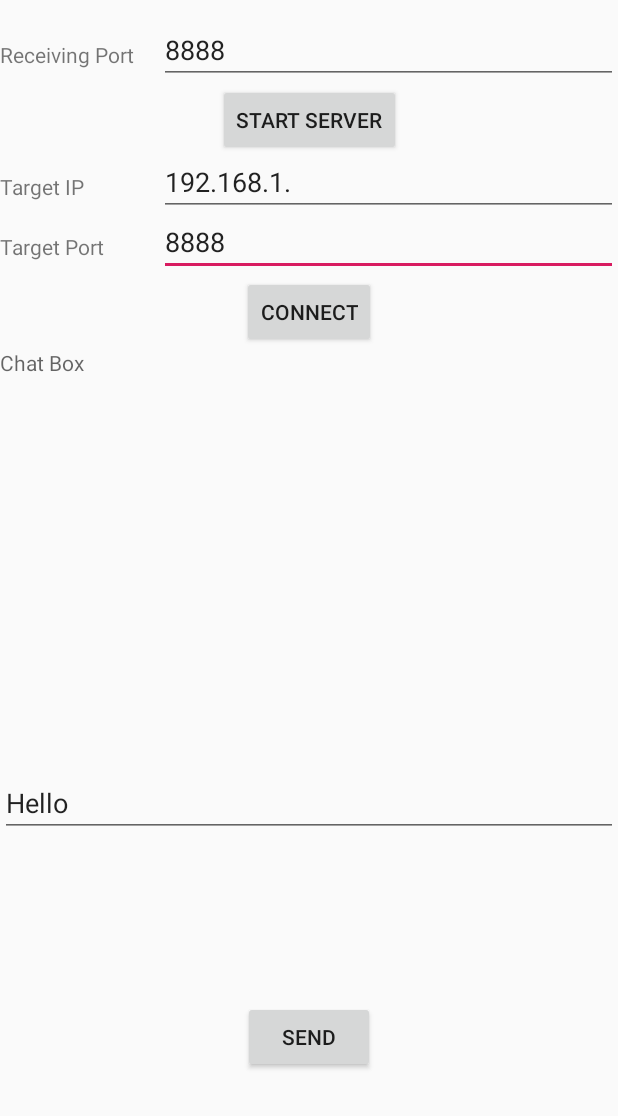
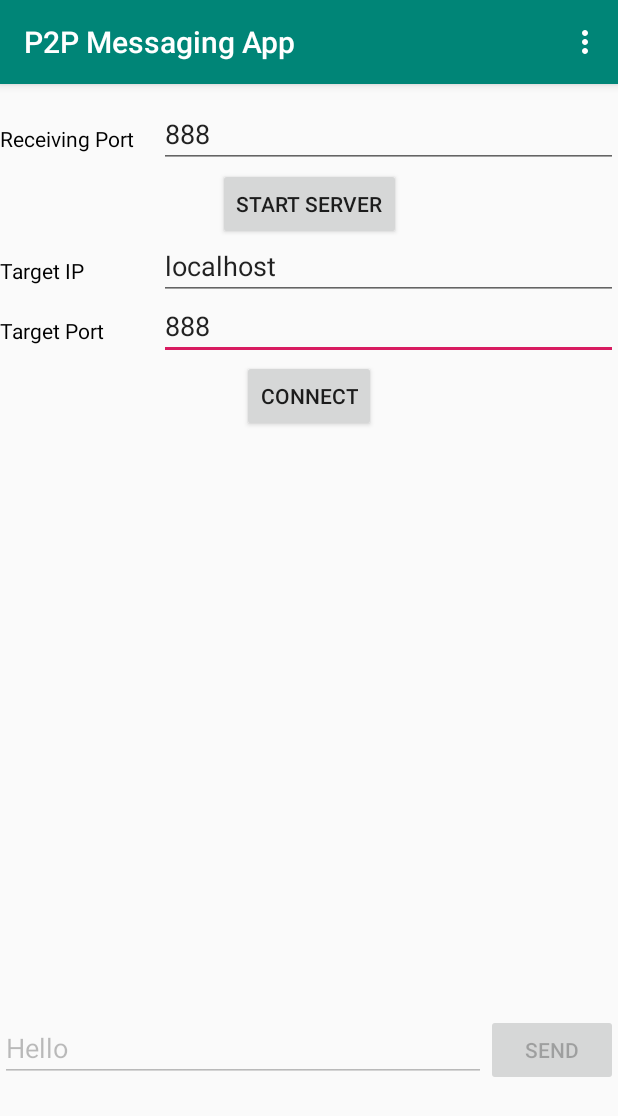
Before and after one commit to Partha-Sarker/Peer-2-Peer-messaging-app, an Android app: the screen it shows after launch (MainActivity), after a tap on "START SERVER", on a phone screen of 412 x 824 dp. Shown: the top 1116 px of the screen. Run offline under Robolectric (Android 15) with nearby library versions, the phone set to English and light mode, and no system bars.

Commit message:
Vugijugi added

```diff
--- a/app/build.gradle
+++ b/app/build.gradle
@@ -16,6 +16,10 @@ android {
             proguardFiles getDefaultProguardFile('proguard-android-optimize.txt'), 'proguard-rules.pro'
         }
     }
+    compileOptions {
+        sourceCompatibility = 1.8
+        targetCompatibility = 1.8
+    }
 }
 
 dependencies {
--- a/app/src/main/AndroidManifest.xml
+++ b/app/src/main/AndroidManifest.xml
@@ -14,9 +14,10 @@
         android:roundIcon="@mipmap/ic_launcher_round"
         android:supportsRtl="true"
         android:theme="@style/AppTheme">
-        <activity android:name=".MainActivity">
+        <activity android:name=".MainActivity"
+            android:windowSoftInputMode="adjustPan" >
             <intent-filter>
-                <action android:name="android.intent.action.MAIN" />
+                <action android:name="android.intent.action.MAIN"/>
 
                 <category android:name="android.intent.category.LAUNCHER" />
             </intent-filter>
--- a/app/src/main/java/com/example/p2pmessagingapp/MainActivity.java
+++ b/app/src/main/java/com/example/p2pmessagingapp/MainActivity.java
@@ -2,13 +2,21 @@ package com.example.p2pmessagingapp;
 
 import androidx.appcompat.app.AppCompatActivity;
 
+import android.graphics.Color;
 import android.os.Bundle;
 import android.os.Handler;
-import android.os.Message;
+import android.os.Looper;
 import android.util.Log;
+import android.view.Menu;
+import android.view.MenuInflater;
+import android.view.MenuItem;
 import android.view.View;
+import android.widget.Button;
 import android.widget.EditText;
+import android.widget.LinearLayout;
+import android.widget.ScrollView;
 import android.widget.TextView;
+import android.widget.Toast;
 
 import java.io.IOException;
 import java.io.InputStream;
@@ -16,31 +24,31 @@ import java.io.OutputStream;
 import java.net.ServerSocket;
 import java.net.Socket;
 
+
 public class MainActivity extends AppCompatActivity{
 
     EditText receivePortEditText, targetPortEditText, messageEditText, targetIPEditText;
-    TextView chatText;
+    ScrollView conversations;
+    LinearLayout conversationLayout;
+
+    Button sendButton;
 
     ServerClass serverClass;
     ClientClass clientClass;
+
     SendReceive sendReceive;
 
     static final int MESSAGE_READ=1;
     static final String TAG = "ahtrap";
 
-    Handler handler=new Handler(new Handler.Callback() {
-        @Override
-        public boolean handleMessage(Message msg) {
-            switch (msg.what)
-            {
-                case MESSAGE_READ:
-                    byte[] readBuff= (byte[]) msg.obj;
-                    String tempMsg=new String(readBuff,0,msg.arg1);
-                    chatText.setText(tempMsg);
-                    break;
-            }
-            return true;
+
+    Handler handler = new Handler(msg -> {
+        if(msg.what == MESSAGE_READ){
+            byte[] readBuff= (byte[]) msg.obj;
+            String tempMsg=new String(readBuff,0,msg.arg1);
+            addMessage(Color.BLUE, tempMsg);
         }
+        return true;
     });
 
     @Override
@@ -51,7 +59,19 @@ public class MainActivity extends AppCompatActivity{
         targetPortEditText = findViewById(R.id.targetPortEditText);
         messageEditText = findViewById(R.id.messageEditText);
         targetIPEditText = findViewById(R.id.targetIPEditText);
-        chatText = findViewById(R.id.chatText);
+        sendButton = findViewById(R.id.sendButton);
+
+        conversations = findViewById(R.id.conversations);
+        conversationLayout = new LinearLayout(this);
+        conversationLayout.setOrientation(LinearLayout.VERTICAL);
+        conversations.addView(conversationLayout);
+    }
+
+    @Override
+    public boolean onCreateOptionsMenu(Menu menu) {
+        MenuInflater inflater = getMenuInflater();
+        inflater.inflate(R.menu.menu, menu);
+        return true;
     }
 
     public void onStartServerClicked(View v){
@@ -68,32 +88,19 @@ public class MainActivity extends AppCompatActivity{
 
     public void onSendClicked(View v){
         String msg=messageEditText.getText().toString();
-        sendReceive.write(msg.getBytes());
+        if(msg != null && !msg.equals("")) sendReceive.write(msg);
     }
 
-    public class ServerClass extends Thread{
-        Socket socket;
-        ServerSocket serverSocket;
-        int port;
+    public void onSendTextFileClicked(MenuItem item){
+        showToast(item.getTitle().toString());
+    }
 
-        public ServerClass(int port) {
-            this.port = port;
-        }
+    public void onSaveConversationClicked(MenuItem item){
+        showToast(item.getTitle().toString());
+    }
 
-        @Override
-        public void run() {
-            try {
-                serverSocket=new ServerSocket(port);
-                Log.d(TAG, "Waiting for client...");
-                socket=serverSocket.accept();
-                Log.d(TAG, "Connection established from server");
-                sendReceive=new SendReceive(socket);
-                sendReceive.start();
-            } catch (IOException e) {
-                e.printStackTrace();
-                Log.d(TAG, "ERROR/n"+e);
-            }
-        }
+    public void onChangeWallpaperClicked(MenuItem item){
+        showToast(item.getTitle().toString());
     }
 
     private class SendReceive extends Thread{
@@ -131,12 +138,56 @@ public class MainActivity extends AppCompatActivity{
             }
         }
 
-        public void write(byte[] bytes)
+        public void write(String msg)
         {
             try {
-                outputStream.write(bytes);
+                outputStream.write(msg.getBytes());
+                addMessage(Color.BLACK, msg);
+                messageEditText.setText("");
+            } catch (IOException e) {
+                Log.d(TAG, "Can't send message: "+e);
+            }
+        }
+//        public void write(final byte[] bytes) {
+//            new Thread(new Runnable(){
+//                @Override
+//                public void run() {
+//                    try {
+//                        outputStream.write(bytes);
+//                    } catch (IOException e) {
+//                        e.printStackTrace();
+//                    }
+//                }
+//            }).start();
+//
+//        }
+    }
+
+    public class ServerClass extends Thread{
+        Socket socket;
+        ServerSocket serverSocket;
+        int port;
+
+        public ServerClass(int port) {
+            this.port = port;
+        }
+
+        @Override
+        public void run() {
+            try {
+                serverSocket=new ServerSocket(port);
+                Looper.prepare();
+                showToast("Server Started. Waiting for client...");
+                Log.d(TAG, "Waiting for client...");
+                socket=serverSocket.accept();
+                Log.d(TAG, "Connection established from server");
+                sendReceive=new SendReceive(socket);
+                sendReceive.start();
             } catch (IOException e) {
                 e.printStackTrace();
+                Log.d(TAG, "ERROR: "+e);
+            } catch (Exception e){
+                Log.d(TAG, "ERROR: "+e);
             }
         }
     }
@@ -157,14 +208,46 @@ public class MainActivity extends AppCompatActivity{
             try {
 
                 socket=new Socket(hostAdd, port);
-                Log.d(TAG, "Client is connected to server");
                 sendReceive=new SendReceive(socket);
                 sendReceive.start();
+                showToast("Connected to other device. You can now exchange messages.");
+                Log.d(TAG, "Client is connected to server");
+                enableComponent();
             } catch (IOException e) {
                 e.printStackTrace();
-                Log.d(TAG, "Can't connect from client/n"+e);
+                Log.d(TAG, "Can't connect to server. Check the IP address and Port number and try again: "+e);
+            } catch (Exception e){
+                Log.d(TAG, "ERROR: "+e);
             }
         }
     }
 
+    private void addMessage(int color, String message) {
+        TextView textView = new TextView(this);
+        textView.setPadding(10,20,20,10);
+        textView.setTextColor(color);
+        textView.setTextSize(20);
+        textView.setText(message);
+        conversationLayout.addView(textView);
+        conversations.post(new Runnable() {
+            @Override
+            public void run() {
+                conversations.fullScroll(View.FOCUS_DOWN);
+            }
+        });
+    }
+
+    public void showToast(String message){
+        runOnUiThread( () -> {
+                Toast.makeText(this, message, Toast.LENGTH_SHORT).show();
+        });
+    }
+
+    public void enableComponent(){
+        runOnUiThread( () -> {
+            messageEditText.setEnabled(true);
+            sendButton.setEnabled(true);
+        });
+    }
+
 }
--- a/app/src/main/res/layout/activity_main.xml
+++ b/app/src/main/res/layout/activity_main.xml
@@ -13,7 +13,7 @@
         android:ems="10"
         android:hint="Target Port"
         android:inputType="number"
-        android:text="8888"
+        android:text="888"
         app:layout_constraintBottom_toBottomOf="parent"
         app:layout_constraintEnd_toEndOf="parent"
         app:layout_constraintHorizontal_bias="0.0"
@@ -30,7 +30,7 @@
         android:ems="10"
         android:hint="Receive Port"
         android:inputType="number"
-        android:text="8888"
+        android:text="888"
         app:layout_constraintBottom_toBottomOf="parent"
         app:layout_constraintEnd_toEndOf="parent"
         app:layout_constraintHorizontal_bias="0.16"
@@ -45,7 +45,7 @@
         android:ems="10"
         android:hint="Target IP"
         android:inputType="textPersonName"
-        android:text="192.168.1."
+        android:text="localhost"
         app:layout_constraintBottom_toBottomOf="parent"
         app:layout_constraintEnd_toEndOf="parent"
         app:layout_constraintHorizontal_bias="0.0"
@@ -58,38 +58,44 @@
         android:layout_width="0dp"
         android:layout_height="wrap_content"
         android:ems="10"
+        android:enabled="false"
         android:hint="Message"
         android:inputType="textPersonName"
         android:text="Hello"
         app:layout_constraintBottom_toBottomOf="parent"
-        app:layout_constraintEnd_toEndOf="parent"
+        app:layout_constraintEnd_toStartOf="@+id/sendButton"
         app:layout_constraintHorizontal_bias="0.0"
         app:layout_constraintStart_toStartOf="parent"
-        app:layout_constraintTop_toBottomOf="@+id/chatText"
-        app:layout_constraintVertical_bias="0.060000002" />
+        app:layout_constraintTop_toBottomOf="@+id/conversations"
+        app:layout_constraintVertical_bias="0.68" />
 
     <Button
         android:id="@+id/sendButton"
         android:layout_width="wrap_content"
         android:layout_height="wrap_content"
+        android:enabled="false"
         android:onClick="onSendClicked"
         android:text="Send"
-        app:layout_constraintBottom_toBottomOf="parent"
+        app:layout_constraintBottom_toBottomOf="@+id/messageEditText"
         app:layout_constraintEnd_toEndOf="parent"
+        app:layout_constraintHorizontal_bias="1.0"
         app:layout_constraintStart_toStartOf="parent"
-        app:layout_constraintTop_toBottomOf="@+id/messageEditText" />
+        app:layout_constraintTop_toTopOf="@+id/messageEditText"
+        app:layout_constraintVertical_bias="0.0" />
 
-    <TextView
-        android:id="@+id/chatText"
+    <ScrollView
+        android:id="@+id/conversations"
         android:layout_width="0dp"
-        android:layout_height="264dp"
-        android:hint="Chat Box"
+        android:layout_height="170dp"
         app:layout_constraintBottom_toBottomOf="parent"
         app:layout_constraintEnd_toEndOf="parent"
         app:layout_constraintHorizontal_bias="1.0"
         app:layout_constraintStart_toStartOf="parent"
         app:layout_constraintTop_toBottomOf="@+id/connectButton"
-        app:layout_constraintVertical_bias="0.0" />
+        app:layout_constraintVertical_bias="0.0"
+
+
+        />
 
     <Button
         android:id="@+id/hostButton"
@@ -120,6 +126,7 @@
         android:layout_width="wrap_content"
         android:layout_height="wrap_content"
         android:text="Receiving Port"
+        android:textColor="#000000"
         app:layout_constraintBottom_toBottomOf="@+id/receiveEditText"
         app:layout_constraintEnd_toEndOf="parent"
         app:layout_constraintHorizontal_bias="0.0"
@@ -131,6 +138,7 @@
         android:layout_width="wrap_content"
         android:layout_height="wrap_content"
         android:text="Target IP"
+        android:textColor="#000000"
         app:layout_constraintBottom_toBottomOf="@+id/targetIPEditText"
         app:layout_constraintEnd_toEndOf="parent"
         app:layout_constraintHorizontal_bias="0.0"
@@ -142,6 +150,7 @@
         android:layout_width="wrap_content"
         android:layout_height="wrap_content"
         android:text="Target Port"
+        android:textColor="#000000"
         app:layout_constraintBottom_toTopOf="@+id/connectButton"
         app:layout_constraintEnd_toEndOf="parent"
         app:layout_constraintHorizontal_bias="0.0"
--- /dev/null
+++ b/app/src/main/res/menu/menu.xml
@@ -0,0 +1,21 @@
+<?xml version="1.0" encoding="utf-8"?>
+<menu xmlns:android="http://schemas.android.com/apk/res/android"
+    xmlns:app="http://schemas.android.com/apk/res-auto">
+    <item
+        android:id="@+id/sendTextFile"
+        android:title="Send Text File"
+        android:onClick="onSendTextFileClicked"
+        app:showAsAction="never" />
+
+    <item
+        android:id="@+id/saveConversation"
+        android:title="Save Conversation"
+        android:onClick="onSaveConversationClicked"
+        app:showAsAction="never" />
+
+    <item
+        android:id="@+id/changeWallpaper"
+        android:title="Change Wallpaper"
+        android:onClick="onChangeWallpaperClicked"
+        app:showAsAction="never" />
+</menu>
--- a/app/src/main/res/values/styles.xml
+++ b/app/src/main/res/values/styles.xml
@@ -1,7 +1,7 @@
 <resources>
 
     <!-- Base application theme. -->
-    <style name="AppTheme" parent="Theme.AppCompat.Light.NoActionBar">
+    <style name="AppTheme" parent="Theme.AppCompat.Light.DarkActionBar">
         <!-- Customize your theme here. -->
         <item name="colorPrimary">@color/colorPrimary</item>
         <item name="colorPrimaryDark">@color/colorPrimaryDark</item>
```
